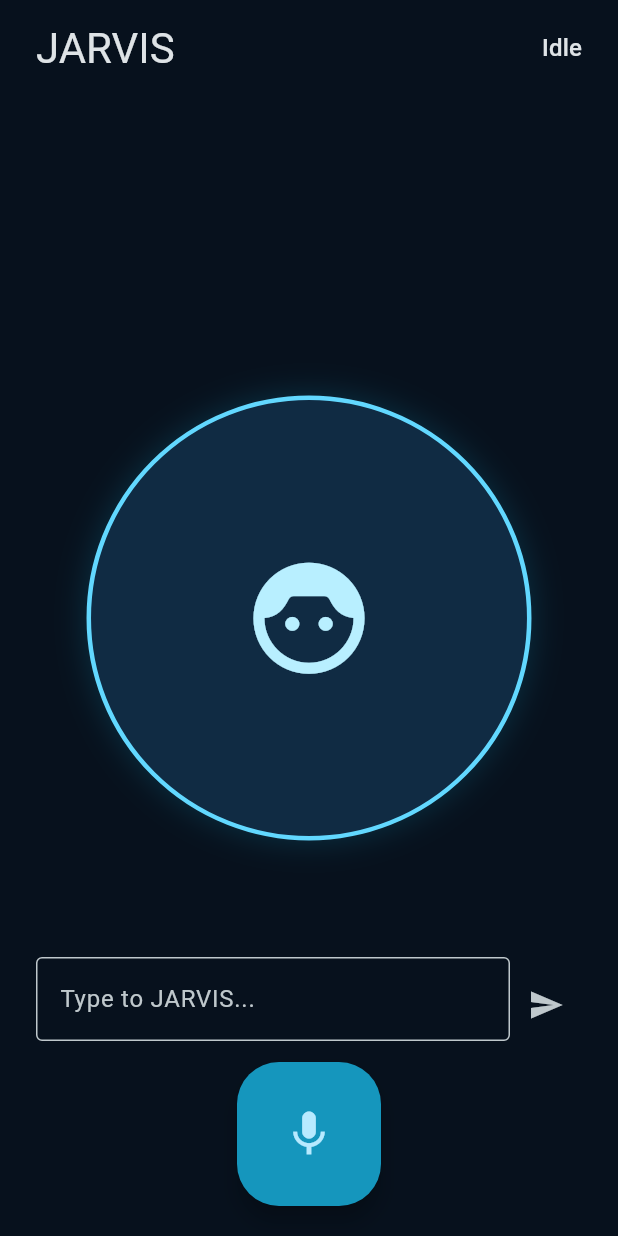
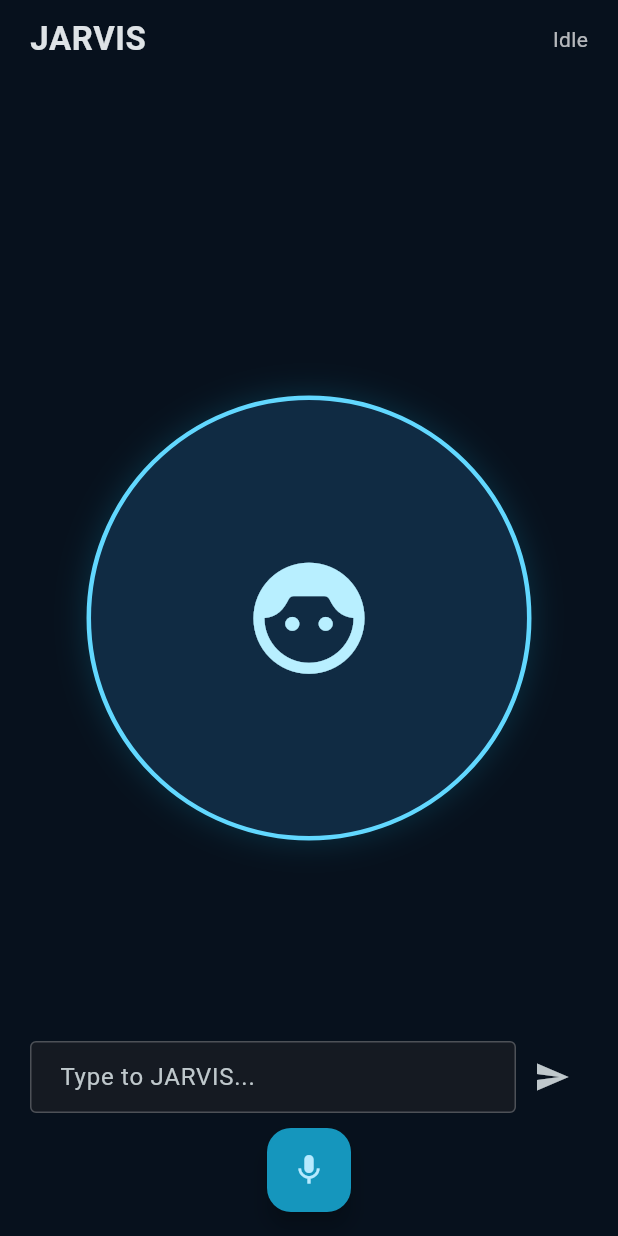
Before and after one commit to bangcepslabs/jarvis, a Flutter app: the screen it shows after launch, on a phone screen of 412 x 824 dp. Run offline on Flutter 3.47's test engine with Material 3 defaults, Android fonts, the phone set to English and light mode, and no system bars; our stand-ins replace audioplayers, cross_file; missing offline and left inert: record.

Commit message:
fix: restore live2d presentation framing

```diff
--- a/clients/avatar_client/lib/features/avatar/presentation/avatar_renderer.dart
+++ b/clients/avatar_client/lib/features/avatar/presentation/avatar_renderer.dart
@@ -37,7 +37,10 @@ class AvatarRendererConfig {
     );
     const expression = String.fromEnvironment(
       'JARVIS_LIVE2D_EXPRESSION',
-      defaultValue: '',
+      // Ellen's verified presentation expression hides the source-model
+      // watermark. Keep it as the safe default while allowing an explicit
+      // dart-define override for development comparisons.
+      defaultValue: 'shuiyin',
     );
     final configuredProfile = const String.fromEnvironment('JARVIS_AVATAR_PROFILE', defaultValue: 'placeholder');
     final profile = AvatarProfiles.byId(configuredProfile == 'placeholder' && renderer.toLowerCase() == 'live2d' ? 'ellen_dev' : configuredProfile);
--- a/clients/avatar_client/lib/features/avatar/presentation/avatar_screen.dart
+++ b/clients/avatar_client/lib/features/avatar/presentation/avatar_screen.dart
@@ -16,6 +16,7 @@ class AvatarScreen extends StatefulWidget {
 }
 
 class _AvatarScreenState extends State<AvatarScreen> {
+  static const surfaceColor = Color(0xff151a22);
   final input = TextEditingController();
   @override
   void initState() {
@@ -57,7 +58,7 @@ class _AvatarScreenState extends State<AvatarScreen> {
           ),
           SafeArea(
             child: Padding(
-              padding: const EdgeInsets.fromLTRB(24, 14, 24, 20),
+              padding: const EdgeInsets.fromLTRB(20, 12, 20, 16),
               child: Column(
                 crossAxisAlignment: CrossAxisAlignment.stretch,
                 children: [
@@ -66,11 +67,16 @@ class _AvatarScreenState extends State<AvatarScreen> {
                     children: [
                       Text(
                         'JARVIS',
-                        style: Theme.of(context).textTheme.headlineMedium,
+                        style: Theme.of(context).textTheme.titleLarge?.copyWith(
+                          fontWeight: FontWeight.w600,
+                          letterSpacing: 0.4,
+                        ),
                       ),
                       Text(
                         state.label,
-                        style: Theme.of(context).textTheme.titleMedium,
+                        style: Theme.of(context).textTheme.bodyMedium?.copyWith(
+                          color: Colors.white70,
+                        ),
                       ),
                     ],
                   ),
@@ -111,8 +117,21 @@ class _AvatarScreenState extends State<AvatarScreen> {
                           decoration: const InputDecoration(
                             hintText: 'Type to JARVIS...',
                             filled: true,
-                            fillColor: Color(0xcc07111d),
-                            border: OutlineInputBorder(),
+                            fillColor: surfaceColor,
+                            border: OutlineInputBorder(
+                              borderSide: BorderSide(color: Colors.white24),
+                            ),
+                            enabledBorder: OutlineInputBorder(
+                              borderSide: BorderSide(color: Colors.white24),
+                            ),
+                            focusedBorder: OutlineInputBorder(
+                              borderSide: BorderSide(color: Colors.lightBlueAccent),
+                            ),
+                            isDense: true,
+                            contentPadding: EdgeInsets.symmetric(
+                              horizontal: 16,
+                              vertical: 12,
+                            ),
                           ),
                         ),
                       ),
@@ -126,9 +145,9 @@ class _AvatarScreenState extends State<AvatarScreen> {
                       ),
                     ],
                   ),
-                  const SizedBox(height: 14),
+                  const SizedBox(height: 10),
                   Center(
-                    child: FloatingActionButton.large(
+                    child: FloatingActionButton(
                       tooltip: 'Toggle microphone',
                       onPressed: controller.toggleRecording,
                       backgroundColor: controller.isRecording
```
Also changed, not shown: 1 other file.
